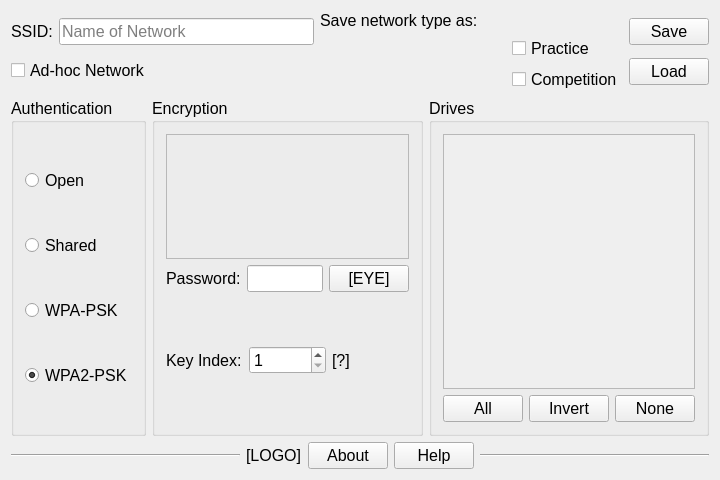
Above: configwindow.ui from OlyCow/drive-configer before the change. Below: the same form after it.
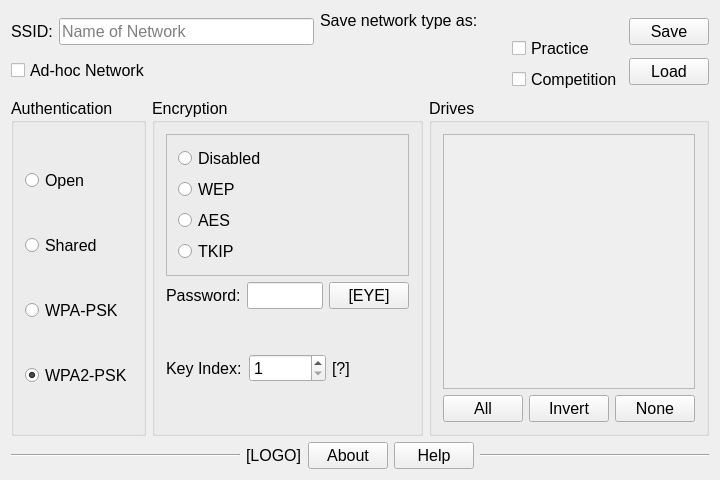
That is the form after the change.

Commit message: Added encryption radio buttons

```diff
--- a/configwindow.ui
+++ b/configwindow.ui
@@ -164,6 +164,36 @@
            <property name="frameShadow">
             <enum>QFrame::Raised</enum>
            </property>
+           <layout class="QVBoxLayout" name="layout_encrypt_protocol">
+            <item>
+             <widget class="QRadioButton" name="radioButton_disabled">
+              <property name="text">
+               <string>Disabled</string>
+              </property>
+             </widget>
+            </item>
+            <item>
+             <widget class="QRadioButton" name="radioButton_WEP">
+              <property name="text">
+               <string>WEP</string>
+              </property>
+             </widget>
+            </item>
+            <item>
+             <widget class="QRadioButton" name="radioButton_AES">
+              <property name="text">
+               <string>AES</string>
+              </property>
+             </widget>
+            </item>
+            <item>
+             <widget class="QRadioButton" name="radioButton_TKIP">
+              <property name="text">
+               <string>TKIP</string>
+              </property>
+             </widget>
+            </item>
+           </layout>
           </widget>
          </item>
          <item>
```
